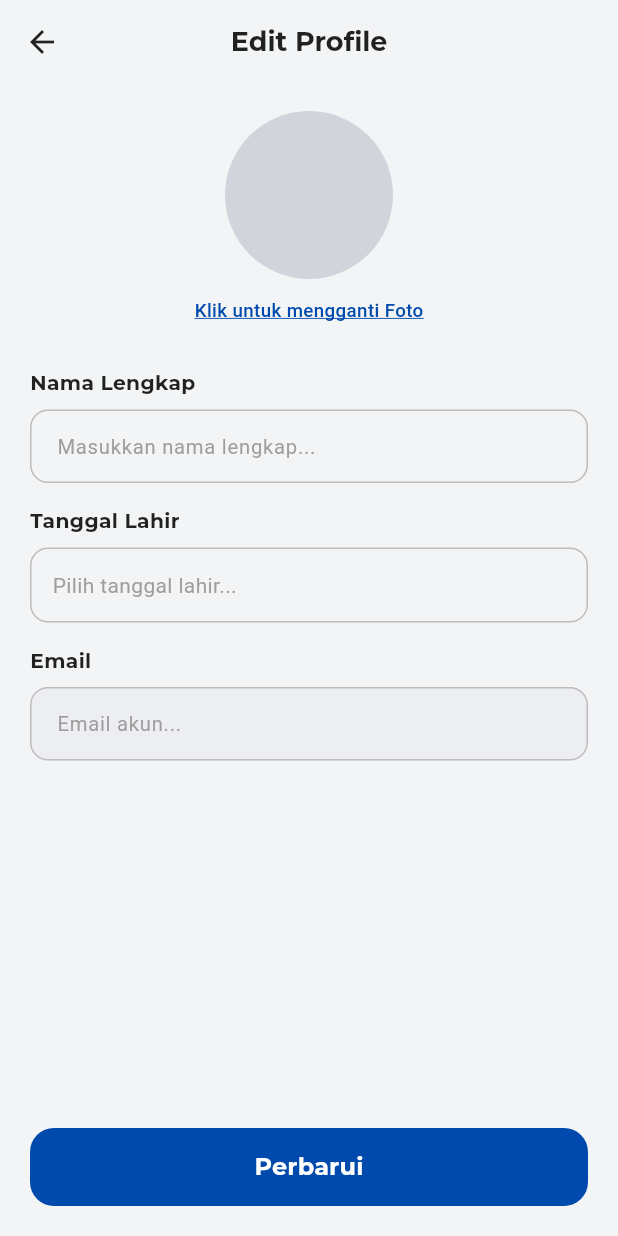
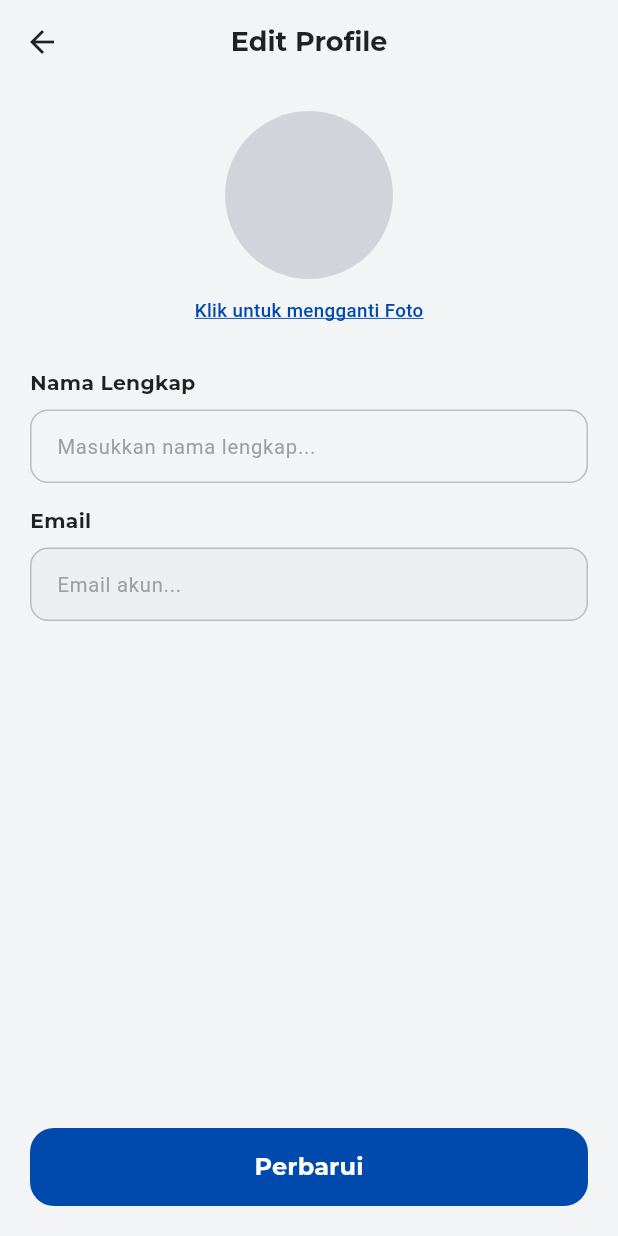
Before and after one commit to fdlh11/keepora, a Flutter app: the EditProfilScreen screen opened directly with empty values, on a phone screen of 412 x 824 dp. Run offline on Flutter 3.47's test engine with Material 3 defaults, Android fonts, the phone set to English and light mode, and no system bars; our stand-ins replace cloud_firestore, firebase_auth, firebase_core, google_fonts, image_picker, pdf and 2 more; accounts and stored records are empty.

Commit message:
penghapusan field tanggal lahir

```diff
--- a/lib/screens/edit_profile_screen.dart
+++ b/lib/screens/edit_profile_screen.dart
@@ -649,43 +649,6 @@ class _EditProfilScreenState extends State<EditProfilScreen> {
                 ),
                 const SizedBox(height: 16),
 
-                Text(
-                  'Tanggal Lahir',
-                  style: GoogleFonts.montserrat(
-                    fontSize: 13.5,
-                    fontWeight: FontWeight.bold,
-                    color: textPrimary,
-                  ),
-                ),
-                const SizedBox(height: 8),
-
-                // field tanggal lahir
-                InkWell(
-                  onTap: _isSaving ? null : _pickBirthDate,
-                  borderRadius: BorderRadius.circular(12),
-                  child: Container(
-                    width: double.infinity,
-                    height: 50,
-                    padding: const EdgeInsets.symmetric(horizontal: 14),
-                    decoration: BoxDecoration(
-                      color: fieldBgColor,
-                      borderRadius: BorderRadius.circular(12),
-                      border: Border.all(color: borderColor),
-                    ),
-                    alignment: Alignment.centerLeft,
-                    child: Text(
-                      _birthDate.isEmpty ? 'Pilih tanggal lahir...' : _birthDate,
-                      style: TextStyle(
-                        fontSize: 14,
-                        color: _birthDate.isEmpty
-                            ? Colors.grey.shade500
-                            : textSecondary,
-                      ),
-                    ),
-                  ),
-                ),
-                const SizedBox(height: 16),
-
                 // field email
                 Text(
                   'Email',
```
